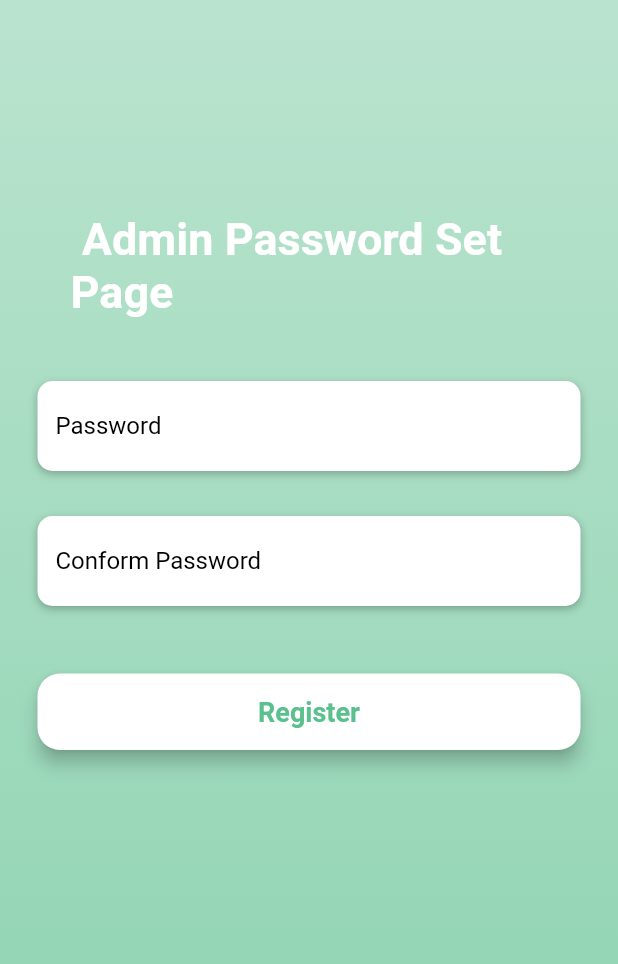
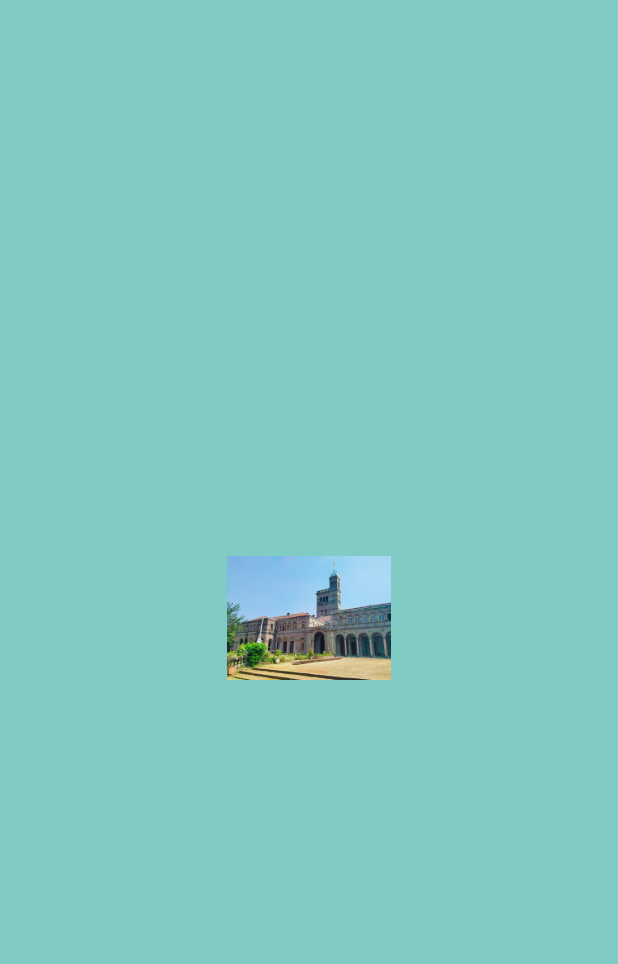
Before and after one commit to jagrutipardeshi97/sppu_app, a Flutter app: the first screen one second after launch, on a phone screen of 412 x 824 dp. Shown: the top 964 px of the screen. Run offline on Flutter 3.47's test engine with Material 2 defaults, Android fonts, the light colour scheme and no system bars; drawn by our look-alikes of animated_splash_screen; our stand-ins replace page_transition, splashscreen; missing offline and left inert: dart:html.

Commit message:
select_role and splash_screen added

```diff
--- /dev/null
+++ b/lib/Screens/splash_screen.dart
@@ -0,0 +1,62 @@
+import 'package:flutter/material.dart';
+import 'package:flutter/widgets.dart';
+import 'package:animated_splash_screen/animated_splash_screen.dart';
+import 'package:splashscreen/splashscreen.dart';
+import 'package:flutter/services.dart';
+import 'package:sppu_app/Screens/Admin_Register.dart';
+import 'package:sppu_app/Screens/select_role.dart';
+import 'package:page_transition/page_transition.dart';
+
+
+class splash_screen extends StatefulWidget {
+  @override
+  State<StatefulWidget> createState() {
+    return _SplashScreen();
+  }
+}
+
+class _SplashScreen extends State<splash_screen > {
+  @override
+  Widget build(BuildContext context) {
+
+
+/* return new SplashScreen(
+
+        seconds: 5,
+
+
+        navigateAfterSeconds: new select_role(),
+        title: new Text('Savitribai Phule Pune University',
+          style: new TextStyle(
+            fontStyle: FontStyle.italic,
+            fontSize: 20,
+            fontWeight: FontWeight.bold
+
+          ),),
+       image: Image.asset("Assets/Images/uni_image.jpeg"),
+        backgroundColor:  Colors.lightBlue,
+        styleTextUnderTheLoader: new TextStyle(),
+        photoSize: 170.0,
+        onClick: ()=>print("Welcome in Savitribai Phule Pune University"),
+        loaderColor: Colors.red
+    );*/
+    return
+         AnimatedSplashScreen(
+
+              duration: 5,
+              splash: "Assets/Images/uni_image.jpeg",
+              // function:duringSplash(),
+              nextScreen: select_role(),
+              splashTransition: SplashTransition.scaleTransition,
+              pageTransitionType: PageTransitionType.topToBottom,
+              backgroundColor: Colors.teal[200]
+          )  ;
+
+
+
+
+
+
+
+  }
+}
--- a/lib/main.dart
+++ b/lib/main.dart
@@ -1,4 +1,6 @@
 import "package:flutter/material.dart";
+import 'package:sppu_app/Screens/select_role.dart';
+import 'package:sppu_app/Screens/splash_screen.dart';
 import './Screens/Password_Reset_Admin.dart';
 import './Screens/Admin_Register.dart';
 import './Screens/Verify_Admin.dart';
@@ -9,7 +11,9 @@ class myapp extends StatelessWidget{
     debugShowCheckedModeBanner: false,
 
     //home: Admin(),
-    home:PasswordReset(),
+  //home:PasswordReset(),
+  home: splash_screen(),
+    //home: select_role(),
     //home:VerifyAdmin(),
   );
 
```
Also changed, not shown: lib/Screens/select_role.dart (added, +243 -0 lines), pubspec.yaml (+6 -2 lines), Assets/Images/uni_image.jpeg (added), pubspec.lock.
